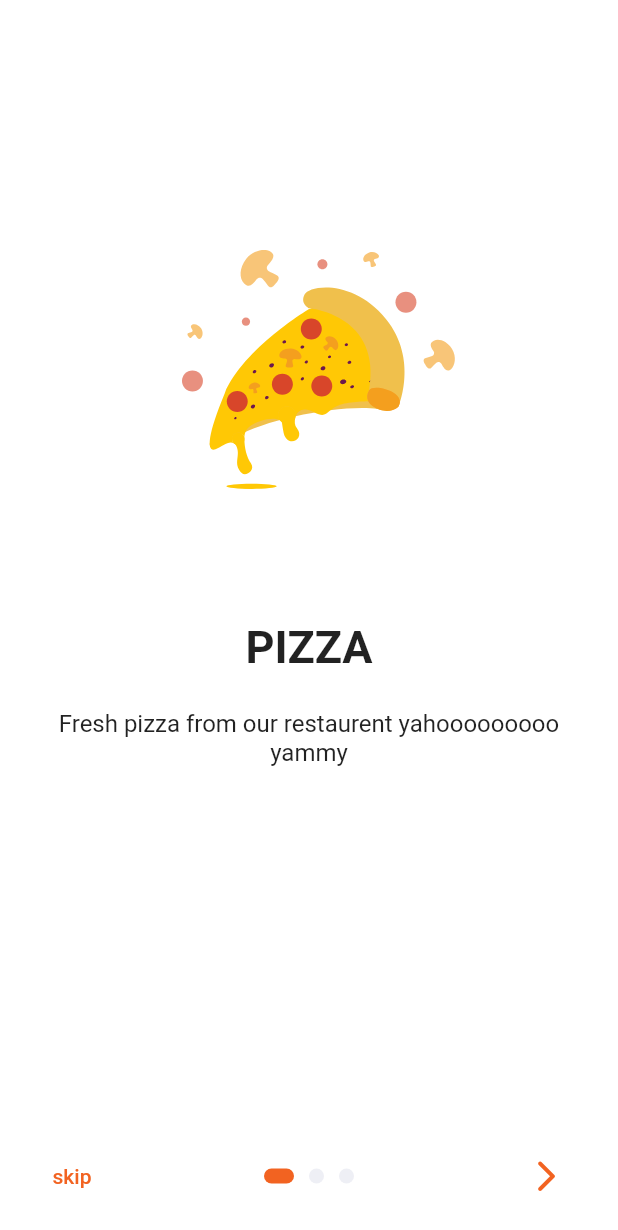
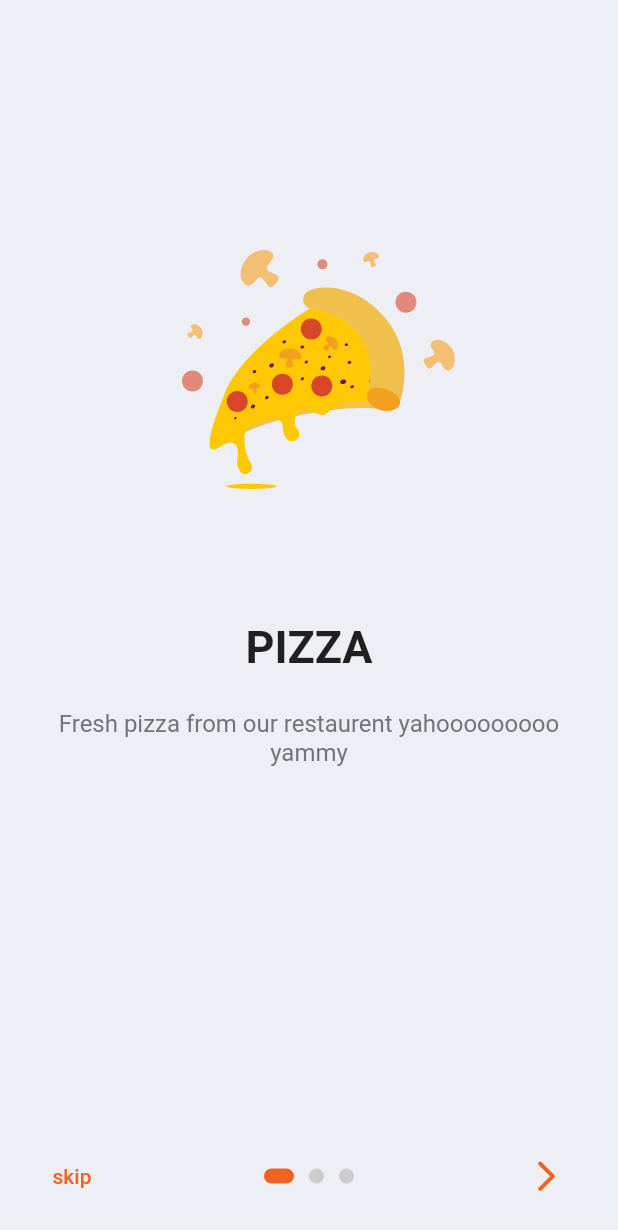
Before and after one commit to Chihab-Dev/Food-App, a Flutter app: the screen it shows after launch, on a phone screen of 412 x 824 dp. Shown: the top 1230 px of the screen. Run offline on Flutter 3.47's test engine with Material 2 defaults, Android fonts, the phone set to English and light mode, and no system bars; drawn by our look-alikes of introduction_screen; our stand-ins replace lottie.

Commit message:
UPDATE text color in onboarding screen

```diff
--- a/lib/presentation/onBoarding/onboarding_view.dart
+++ b/lib/presentation/onBoarding/onboarding_view.dart
@@ -21,7 +21,7 @@ class _OnBoardingViewState extends State<OnBoardingView> {
   Widget build(BuildContext context) {
     return IntroductionScreen(
       bodyPadding: const EdgeInsets.symmetric(vertical: AppPadding.p100, horizontal: AppPadding.p2),
-      globalBackgroundColor: Colors.white,
+      globalBackgroundColor: ColorManager.white,
       pages: pagesList,
       done: const Text(
         AppStrings.done,
@@ -51,7 +51,7 @@ class _OnBoardingViewState extends State<OnBoardingView> {
 
   DotsDecorator dotsDecoration() {
     return DotsDecorator(
-      color: ColorManager.white,
+      color: ColorManager.ligthGrey,
       size: const Size.square(AppSize.s10),
       activeColor: ColorManager.orange,
       activeSize: const Size(20, 10),
@@ -78,12 +78,13 @@ class _OnBoardingViewState extends State<OnBoardingView> {
       image: Lottie.asset(LottieAsset.pizza),
       title: AppStrings.pizza.toUpperCase(),
       body: AppStrings.pizzaDescription,
-      decoration: const PageDecoration(
-        titleTextStyle: TextStyle(
+      decoration: PageDecoration(
+        titleTextStyle: const TextStyle(
           fontSize: FontSize.s30,
           fontWeight: FontWeightManager.bold,
         ),
         bodyTextStyle: TextStyle(
+          color: ColorManager.grey,
           fontSize: FontSize.s16,
           // fontWeight: FontWeightManager.light,
         ),
@@ -93,13 +94,14 @@ class _OnBoardingViewState extends State<OnBoardingView> {
       image: Lottie.asset(LottieAsset.burger),
       title: AppStrings.burger.toUpperCase(),
       body: AppStrings.burgerDescription,
-      decoration: const PageDecoration(
-        titleTextStyle: TextStyle(
+      decoration: PageDecoration(
+        titleTextStyle: const TextStyle(
           fontSize: FontSize.s30,
           fontWeight: FontWeightManager.bold,
         ),
         bodyTextStyle: TextStyle(
           fontSize: FontSize.s16,
+          color: ColorManager.grey,
           // fontWeight: FontWeightManager.light,
         ),
       ),
@@ -108,12 +110,13 @@ class _OnBoardingViewState extends State<OnBoardingView> {
       image: Lottie.asset(LottieAsset.delivery),
       title: AppStrings.delivery.toUpperCase(),
       body: AppStrings.deliveryDescription,
-      decoration: const PageDecoration(
-        titleTextStyle: TextStyle(
+      decoration: PageDecoration(
+        titleTextStyle: const TextStyle(
           fontSize: FontSize.s30,
           fontWeight: FontWeightManager.bold,
         ),
         bodyTextStyle: TextStyle(
+          color: ColorManager.grey,
           fontSize: FontSize.s16,
           // fontWeight: FontWeightManager.light,
         ),
--- a/lib/presentation/resources/color_manager.dart
+++ b/lib/presentation/resources/color_manager.dart
@@ -3,4 +3,7 @@ import 'package:flutter/material.dart';
 class ColorManager {
   static Color white = const Color(0xFFEEEFF5);
   static Color orange = const Color(0xffF26321);
+  static Color grey = const Color(0xff737477);
+  static Color ligthGrey = const Color(0xffCCCCCC);
+  static Color black = const Color(0xff000000);
 }
```
